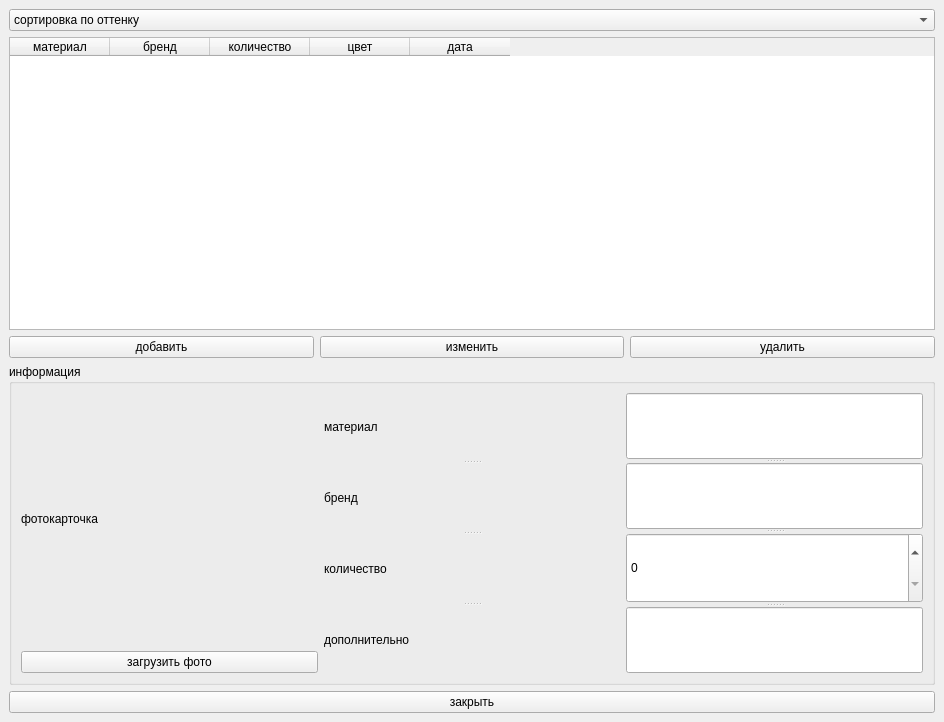
Qt form ui_main.ui (viktoriaa27/practice2026) before a commit.
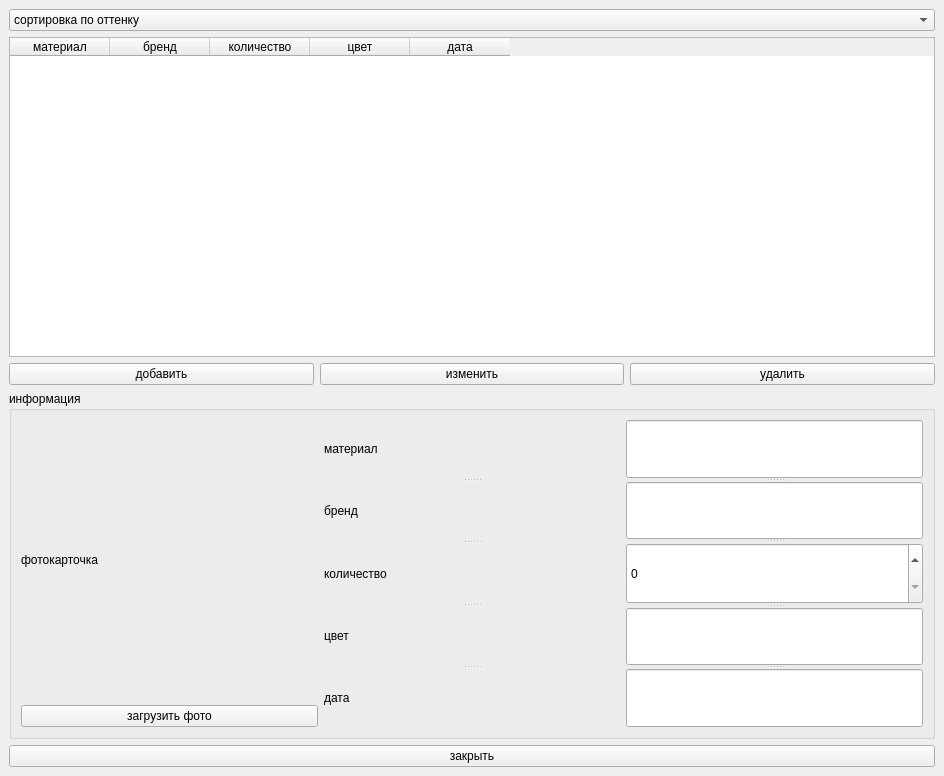
The same form after that commit.

Commit message: добавлены изменения в дизайн

```diff
--- a/ui_main.ui
+++ b/ui_main.ui
@@ -7,7 +7,7 @@
     <x>0</x>
     <y>0</y>
     <width>944</width>
-    <height>722</height>
+    <height>776</height>
    </rect>
   </property>
   <property name="windowTitle">
@@ -95,8 +95,6 @@
       <property name="title">
        <string>информация</string>
       </property>
-      <layout class="QHBoxLayout" name="horizontalLayout_3">
-       <item>
         <layout class="QHBoxLayout" name="horizontalLayout">
          <item>
           <layout class="QVBoxLayout" name="verticalLayout_3">
@@ -117,7 +115,7 @@
           </layout>
          </item>
          <item>
-          <widget class="QSplitter" name="splitter_2">
+        <widget class="QSplitter" name="splitter">
            <property name="orientation">
             <enum>Qt::Vertical</enum>
            </property>
@@ -138,23 +136,27 @@
            </widget>
            <widget class="QLabel" name="label_4">
             <property name="text">
-             <string>дополнительно</string>
+           <string>цвет</string>
+          </property>
+         </widget>
+         <widget class="QLabel" name="label_6">
+          <property name="text">
+           <string>дата</string>
             </property>
            </widget>
           </widget>
          </item>
          <item>
-          <widget class="QSplitter" name="splitter">
+        <widget class="QSplitter" name="splitter_2">
            <property name="orientation">
             <enum>Qt::Vertical</enum>
            </property>
            <widget class="QLineEdit" name="lineEdit"/>
            <widget class="QLineEdit" name="lineEdit_2"/>
            <widget class="QSpinBox" name="spinBox"/>
+         <widget class="QLineEdit" name="lineEdit_4"/>
            <widget class="QLineEdit" name="lineEdit_3"/>
           </widget>
-         </item>
-        </layout>
        </item>
       </layout>
      </widget>
```
Lines whose indentation alone changed are shown as unchanged. The commit also changes 1 other file.
